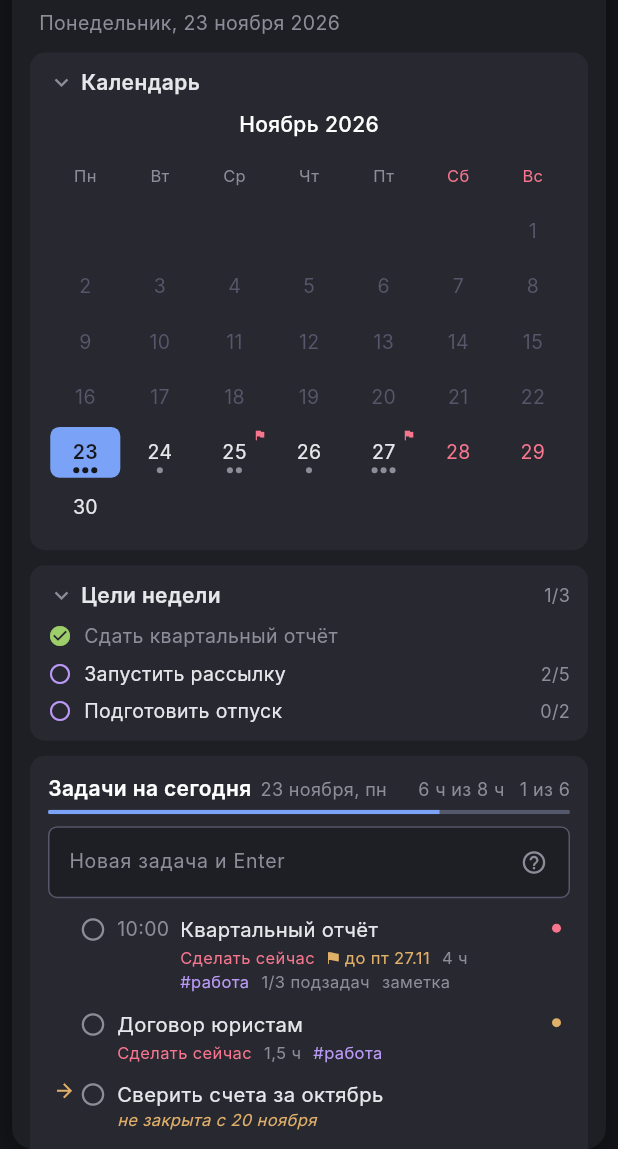
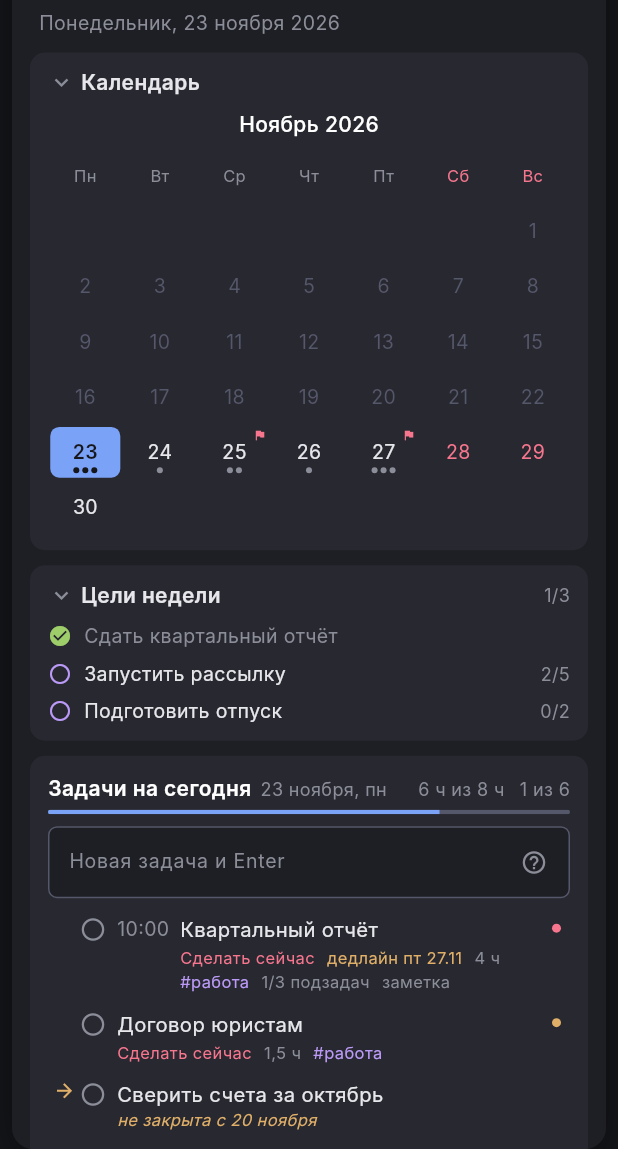
Before and after one commit to svvolkov92-create/Info-panel, a Flutter app: the screen it shows after launch, on a phone screen of 412 x 824 dp, the part 87-1236 px from its top. Run offline on Flutter 3.47's test engine with Material 3 defaults, Android fonts, the phone set to English and light mode, and no system bars.

Commit message:
Prototype: avoid glyphs missing from the bundled font
Co-Authored-By: Claude Opus 5.5 <noreply@anthropic.com>
Claude-Session: https://claude.ai/code/session_01BkMhw5dLkCpyPSiZfsLrTG

```diff
--- a/flutter_proto/lib/main.dart
+++ b/flutter_proto/lib/main.dart
@@ -112,7 +112,7 @@ Parsed parseQuick(String raw) {
   }
 
   const wd = {'пн': 0, 'вт': 1, 'ср': 2, 'чт': 3, 'пт': 4, 'сб': 5, 'вс': 6};
-  take(RegExp(r' до (\d{1,2}\.\d{1,2}|пн|вт|ср|чт|пт|сб|вс)(?= )'), (m) => ('⚑ до ${m[1]}', P.warn));
+  take(RegExp(r' до (\d{1,2}\.\d{1,2}|пн|вт|ср|чт|пт|сб|вс)(?= )'), (m) => ('до ${m[1]}', P.warn));
   take(RegExp(r' (\d{1,2})\.(\d{1,2})(?= )'), (m) => ('${m[1]!.padLeft(2, '0')}.${m[2]!.padLeft(2, '0')}', P.accent));
   take(RegExp(r' (пн|вт|ср|чт|пт|сб|вс|завтра)(?= )'), (m) {
     if (m[1] == 'завтра') return ('завтра', P.accent);
@@ -281,7 +281,7 @@ class _HomeState extends State<Home> {
                   style: const TextStyle(color: P.muted, fontSize: 12))),
           _block('week', 'Неделя', WeekStrip(tasks: tasks)),
           _block('pomo', 'Фокус', _pomo(),
-              titleColor: P.accent, summary: '${_clockText(pomoLeft)}${pomoRunning ? '' : ' ⏸'}'),
+              titleColor: P.accent, summary: '${_clockText(pomoLeft)}${pomoRunning ? '' : ', пауза'}'),
         ]),
       ),
     );
@@ -539,7 +539,7 @@ class _TasksBlockState extends State<TasksBlock> {
           if (est > 0)
             Text('${fmtEst(est)} из 8 ч', style: TextStyle(color: over ? P.danger : P.muted, fontSize: 12)),
           const SizedBox(width: 10),
-          Text(items.isNotEmpty && done == items.length ? 'всё сделано ✓' : (items.isEmpty ? '' : '$done из ${items.length}'),
+          Text(items.isNotEmpty && done == items.length ? 'всё сделано' : (items.isEmpty ? '' : '$done из ${items.length}'),
               style: TextStyle(color: items.isNotEmpty && done == items.length ? P.ok : P.muted, fontSize: 12)),
         ]),
       ),
@@ -682,7 +682,7 @@ class _TaskRowState extends State<TaskRow> {
     final t = widget.task, s = widget.state;
     final meta = <(String, Color)>[
       if (t.eis != null) (eisNames[t.eis]!.$1, t.done ? P.muted : eisNames[t.eis]!.$2),
-      if (t.deadline != null && !t.done) ('⚑ до ${s.futureLabel(t.deadline!)}', P.warn),
+      if (t.deadline != null && !t.done) ('дедлайн ${s.futureLabel(t.deadline!)}', P.warn),
       if (t.est > 0) (fmtEst(t.est), P.muted),
       for (final g in t.tags) ('#$g', P.rest),
       if (t.subs.isNotEmpty) ('${t.subs.where((x) => x.done).length}/${t.subs.length} подзадач', P.muted),
@@ -763,7 +763,7 @@ class _TaskRowState extends State<TaskRow> {
         if (t.note.isNotEmpty && t.subs.isNotEmpty) const TextSpan(text: '\n'),
         for (final x in t.subs)
           TextSpan(
-              text: '${x.done ? '✓' : '○'}  ${x.text}\n',
+              text: '${x.done ? 'готово' : '•'}  ${x.text}\n',
               style: TextStyle(color: x.done ? P.muted : P.fg)),
       ]),
       child: row,
```
